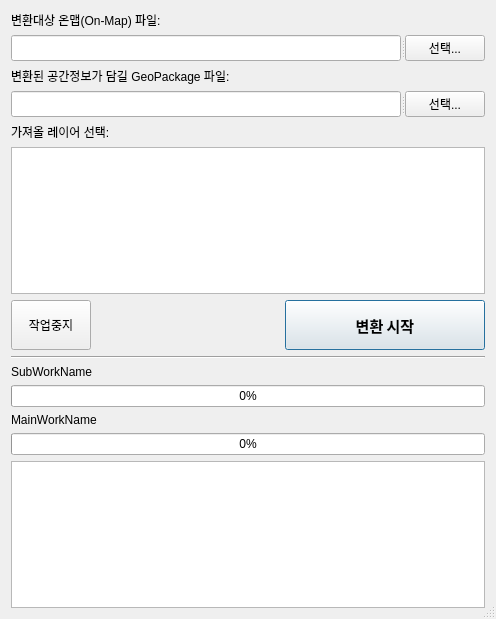
Gaia3D/OnMapLoader, file OnMapLoader/onmap_loader_dialog_base.ui: the form before one commit.
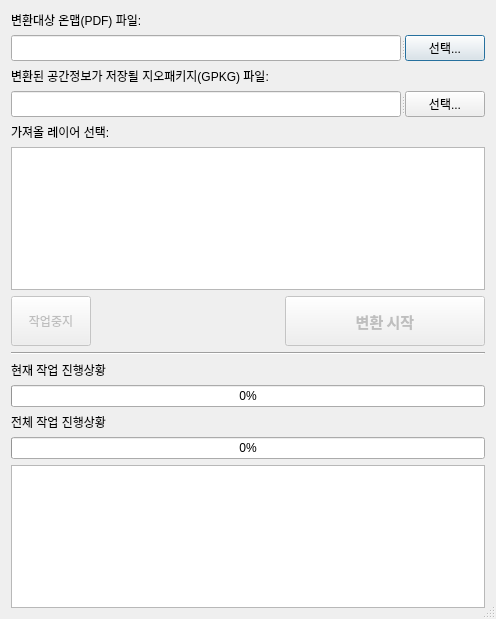
The form after the commit.

Commit message: 뼈대 얼추 완성

Diff of the .ui file:
```diff
--- a/OnMapLoader/onmap_loader_dialog_base.ui
+++ b/OnMapLoader/onmap_loader_dialog_base.ui
@@ -25,7 +25,7 @@
      <item>
       <widget class="QLabel" name="lblMainWork">
        <property name="text">
-        <string>MainWorkName</string>
+        <string>전체 작업 진행상황</string>
        </property>
       </widget>
      </item>
@@ -52,7 +52,7 @@
      <item>
       <widget class="QLabel" name="lblSubWork">
        <property name="text">
-        <string>SubWorkName</string>
+        <string>현재 작업 진행상황</string>
        </property>
       </widget>
      </item>
@@ -70,7 +70,7 @@
      <item>
       <widget class="QLabel" name="lblTgtFile">
        <property name="text">
-        <string>변환된 공간정보가 담길 GeoPackage 파일:</string>
+        <string>변환된 공간정보가 저장될 지오패키지(GPKG) 파일:</string>
        </property>
       </widget>
      </item>
@@ -112,6 +112,9 @@
     <layout class="QHBoxLayout" name="horizontalLayout_3">
      <item>
       <widget class="QPushButton" name="btnStop">
+       <property name="enabled">
+        <bool>false</bool>
+       </property>
        <property name="minimumSize">
         <size>
          <width>0</width>
@@ -138,6 +141,9 @@
      </item>
      <item>
       <widget class="QPushButton" name="btnStart">
+       <property name="enabled">
+        <bool>false</bool>
+       </property>
        <property name="minimumSize">
         <size>
          <width>200</width>
@@ -156,7 +162,7 @@
         <string>변환 시작</string>
        </property>
        <property name="default">
-        <bool>true</bool>
+        <bool>false</bool>
        </property>
       </widget>
      </item>
@@ -167,7 +173,7 @@
      <item>
       <widget class="QLabel" name="lblSrcFile">
        <property name="text">
-        <string>변환대상 온맵(On-Map) 파일:</string>
+        <string>변환대상 온맵(PDF) 파일:</string>
        </property>
       </widget>
      </item>
@@ -193,6 +199,9 @@
         <property name="text">
          <string>선택...</string>
         </property>
+        <property name="default">
+         <bool>true</bool>
+        </property>
        </widget>
       </widget>
      </item>
@@ -222,7 +231,11 @@
     </layout>
    </item>
    <item row="7" column="0">
-    <widget class="QPlainTextEdit" name="editLog"/>
+    <widget class="QPlainTextEdit" name="editLog">
+     <property name="readOnly">
+      <bool>true</bool>
+     </property>
+    </widget>
    </item>
   </layout>
  </widget>
```
The commit also changes 2 other files.
